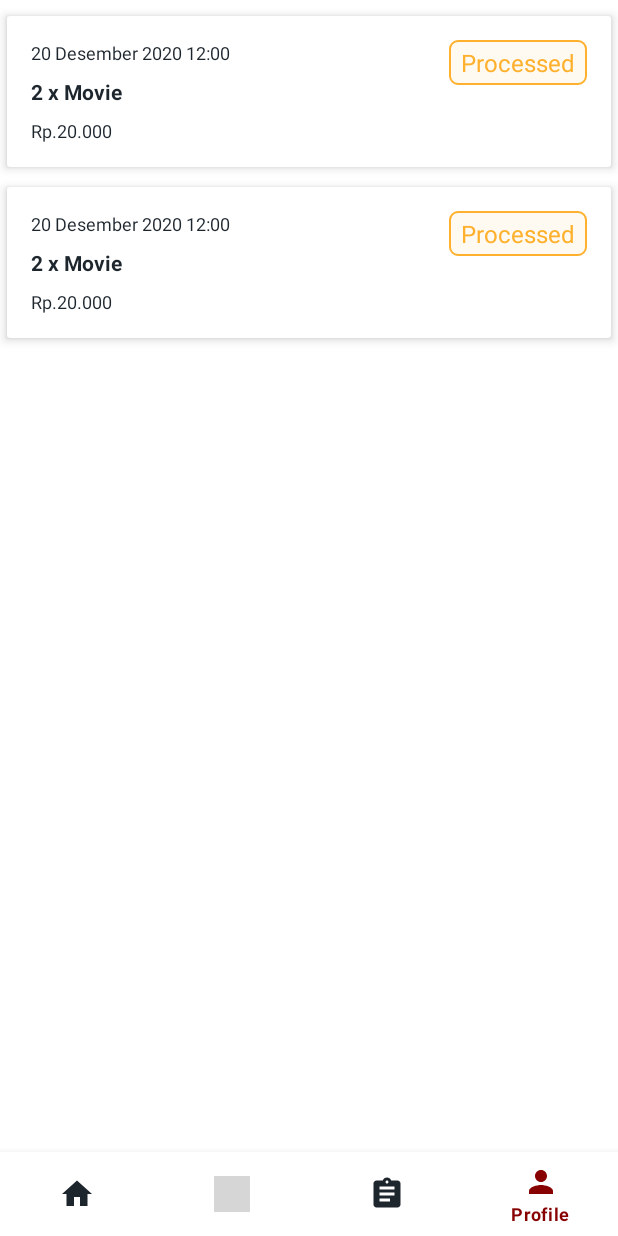
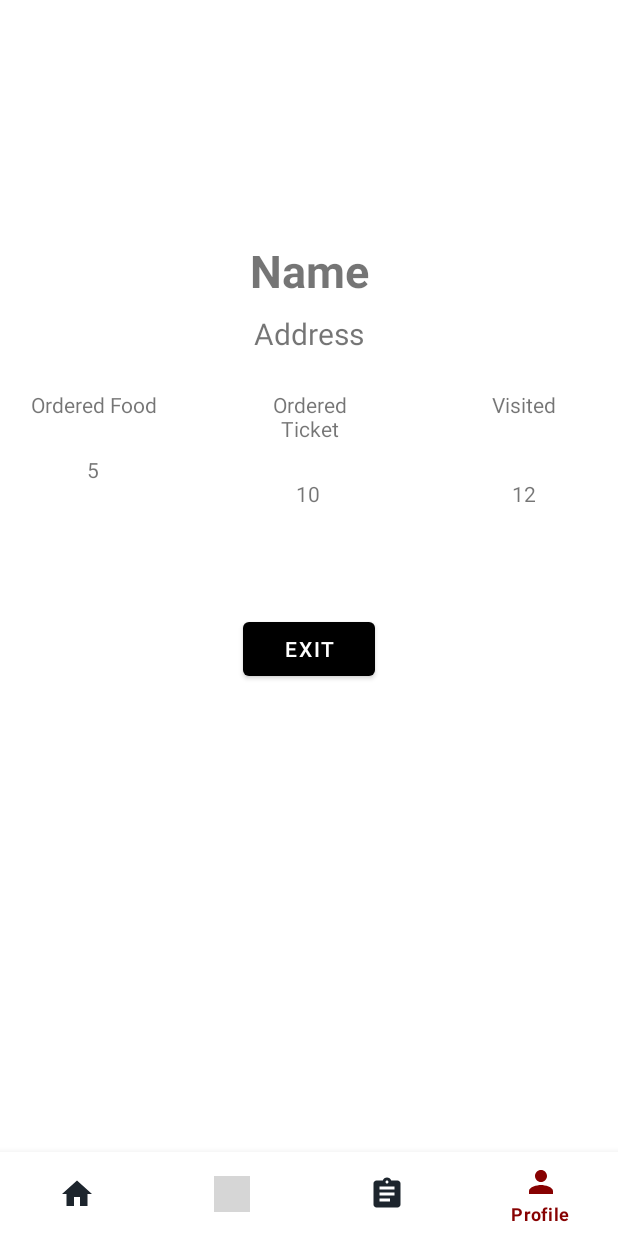
Before and after one commit to fachry-isl/Cinema-Food, an Android app: the ProfileFragment screen opened through its navigation route, on a phone screen of 412 x 824 dp. Run offline under Robolectric (Android 15) with nearby library versions, the light colour scheme and no system bars; our stand-ins replace CircleImageView, Room's generated code, navigation-ui; 1 statement that could not run was skipped; grey boxes are pictures that could not be loaded.

Commit message:
Make OnBoarding Pages and Layouting Profile

```diff
--- a/app/build.gradle
+++ b/app/build.gradle
@@ -50,6 +50,7 @@ dependencies {
     implementation "androidx.activity:activity-ktx:1.4.0"
     implementation "androidx.navigation:navigation-fragment-ktx:2.3.5"
     implementation "androidx.navigation:navigation-ui-ktx:2.3.5"
+    implementation 'de.hdodenhof:circleimageview:3.1.0'
 
     /**
      * KTX Library
--- a/app/src/main/res/layout/fragment_profile.xml
+++ b/app/src/main/res/layout/fragment_profile.xml
@@ -6,14 +6,111 @@
     android:layout_height="match_parent"
     tools:context=".ui.profile.ProfileFragment">
 
-        <androidx.recyclerview.widget.RecyclerView
-            android:id="@+id/rv_history"
-            android:layout_width="0dp"
-            android:layout_height="0dp"
-            android:layout_marginTop="4dp"
-            app:layout_constraintBottom_toBottomOf="parent"
+        <de.hdodenhof.circleimageview.CircleImageView
+            android:id="@+id/imageView5"
+            android:layout_width="wrap_content"
+            android:layout_height="wrap_content"
+            android:layout_marginTop="120dp"
             app:layout_constraintEnd_toEndOf="parent"
             app:layout_constraintStart_toStartOf="parent"
             app:layout_constraintTop_toTopOf="parent"
-            tools:listitem="@layout/item_history" />
+            tools:src="@tools:sample/avatars" />
+
+        <TextView
+            android:id="@+id/name"
+            android:layout_width="wrap_content"
+            android:layout_height="wrap_content"
+            android:layout_marginTop="40dp"
+            android:text="@string/name"
+            android:textSize="30sp"
+            android:textStyle="bold"
+            app:layout_constraintEnd_toEndOf="parent"
+            app:layout_constraintStart_toStartOf="parent"
+            app:layout_constraintTop_toBottomOf="@+id/imageView5" />
+
+        <TextView
+            android:id="@+id/address"
+            android:layout_width="wrap_content"
+            android:layout_height="wrap_content"
+            android:layout_marginTop="8dp"
+            android:text="@string/address"
+            android:textSize="20sp"
+            app:layout_constraintEnd_toEndOf="parent"
+            app:layout_constraintStart_toStartOf="parent"
+            app:layout_constraintTop_toBottomOf="@+id/name" />
+
+        <TextView
+            android:id="@+id/orderfood"
+            android:layout_width="85dp"
+            android:layout_height="wrap_content"
+            android:layout_marginStart="20dp"
+            android:layout_marginTop="24dp"
+            android:text="@string/order_food"
+            android:gravity="center"
+            app:layout_constraintStart_toStartOf="parent"
+            app:layout_constraintTop_toBottomOf="@+id/address" />
+
+        <TextView
+            android:id="@+id/orderticket"
+            android:layout_width="85dp"
+            android:layout_height="wrap_content"
+            android:layout_marginStart="58dp"
+            android:layout_marginTop="24dp"
+            android:text="@string/order_ticket"
+            android:gravity="center"
+            app:layout_constraintStart_toEndOf="@+id/orderfood"
+            app:layout_constraintTop_toBottomOf="@+id/address" />
+
+        <TextView
+            android:id="@+id/visited"
+            android:layout_width="85dp"
+            android:layout_height="wrap_content"
+            android:layout_marginTop="24dp"
+            android:layout_marginEnd="20dp"
+            android:gravity="center"
+            android:text="@string/visited"
+            app:layout_constraintEnd_toEndOf="parent"
+            app:layout_constraintTop_toBottomOf="@+id/address" />
+
+        <TextView
+            android:id="@+id/qtyfood"
+            android:layout_width="wrap_content"
+            android:layout_height="wrap_content"
+            android:layout_marginStart="58dp"
+            android:layout_marginTop="24dp"
+            android:text="@string/qty_food"
+            app:layout_constraintStart_toStartOf="parent"
+            app:layout_constraintTop_toBottomOf="@+id/orderfood" />
+
+        <TextView
+            android:id="@+id/qtyticket"
+            android:layout_width="wrap_content"
+            android:layout_height="wrap_content"
+            android:layout_marginStart="131dp"
+            android:layout_marginTop="24dp"
+            android:text="@string/qty_ticket"
+            app:layout_constraintStart_toEndOf="@+id/qtyfood"
+            app:layout_constraintTop_toBottomOf="@+id/orderticket" />
+
+        <TextView
+            android:id="@+id/lstvisit"
+            android:layout_width="wrap_content"
+            android:layout_height="wrap_content"
+            android:layout_marginStart="128dp"
+            android:layout_marginTop="40dp"
+            android:text="@string/lst_visit"
+            app:layout_constraintStart_toEndOf="@+id/qtyticket"
+            app:layout_constraintTop_toBottomOf="@+id/visited" />
+
+        <Button
+            android:id="@+id/exit"
+            android:layout_width="wrap_content"
+            android:layout_height="wrap_content"
+            android:layout_marginTop="70dp"
+            android:radius="2000dp"
+            android:text="@string/exit"
+            app:layout_constraintEnd_toEndOf="parent"
+            app:layout_constraintStart_toStartOf="parent"
+            app:layout_constraintTop_toBottomOf="@+id/qtyticket" />
+
 </androidx.constraintlayout.widget.ConstraintLayout>
--- a/app/src/main/res/values/strings.xml
+++ b/app/src/main/res/values/strings.xml
@@ -80,6 +80,27 @@
     <string name="no_input">-</string>
     <string name="processed">Processed</string>
     <string name="success">Success</string>
+    <string name="next">Next</string>
+
+    <string name="name">Name</string>
+    <string name="address">Address</string>
+    <string name="order_food">Ordered Food</string>
+    <string name="qty_food">5</string>
+    <string name="order_ticket">Ordered Ticket</string>
+    <string name="qty_ticket">10</string>
+    <string name="visited">Visited</string>
+    <string name="lst_visit">12</string>
+    <string name="exit">Exit</string>
+
+
+    <string name="background">Background</string>
+    <string name="cinema">Cinema Food</string>
+    <string name="foodtext1">Order Your Food, Enjoy!</string>
+    <string name="desc1">Take Your Food Enjoy Your Movie</string>
+    <string name="foodtext2">Grab Your Ticket</string>
+    <string name="desc2">Watching Your Favorite Movie</string>
+    <string name="foodtext3">Custom Your Profile Now</string>
+    <string name="desc3">No registration, Connect With Wifi Cafe To Connect Local Database</string>
 
     <string-array name="planets_array">
         <item>Sunday</item>
@@ -90,4 +111,6 @@
         <item>Friday</item>
         <item>Saturday</item>
     </string-array>
+    <!-- TODO: Remove or change this placeholder text -->
+    <string name="hello_blank_fragment">Hello blank fragment</string>
 </resources>
```
Also changed, not shown: app/src/main/java/com/boredom/cinema_food/ui/home/SplashFragment.kt (added, +21 -0 lines), app/src/main/java/com/boredom/cinema_food/ui/onboarding/FirstScreen.kt (added, +20 -0 lines), app/src/main/java/com/boredom/cinema_food/ui/onboarding/SecondScreen.kt (added, +20 -0 lines), app/src/main/java/com/boredom/cinema_food/ui/onboarding/ThirdScreen.kt (added, +20 -0 lines), app/src/main/res/layout/fragment_first_screen.xml (added, +61 -0 lines), app/src/main/res/layout/fragment_second_screen.xml (added, +61 -0 lines), app/src/main/res/layout/fragment_splash.xml (added, +37 -0 lines), app/src/main/res/layout/fragment_third_screen.xml (added, +61 -0 lines), app/src/main/res/drawable/background.png (added), app/src/main/res/drawable/logo.png (added), app/src/main/res/drawable/splash1.png (added), app/src/main/res/drawable/splash2.png (added), app/src/main/res/drawable/splash3.png (added).
